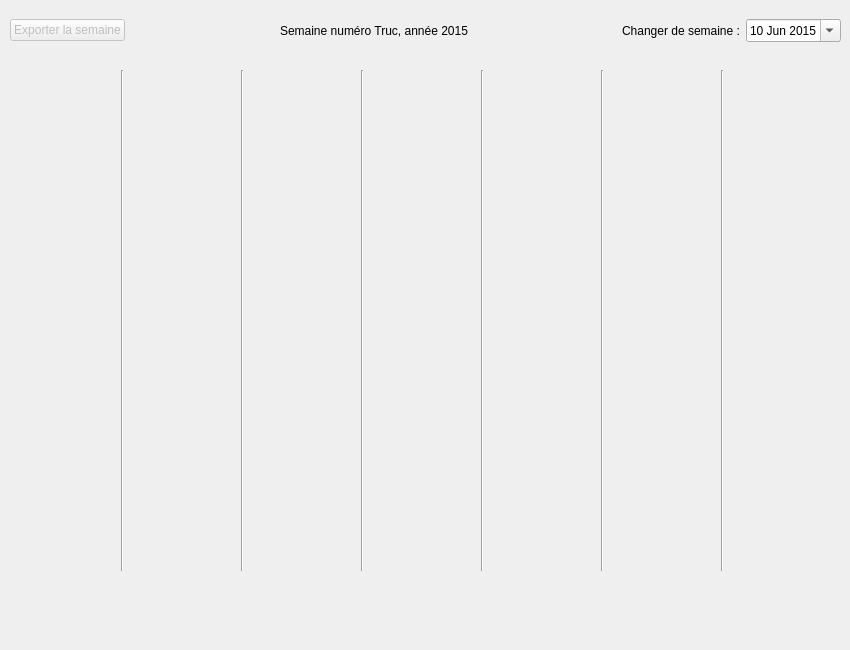
This is LO21app/agendaview.ui in mmewen/LO21 as Qt 5 draws it before an edit. The edited form follows.
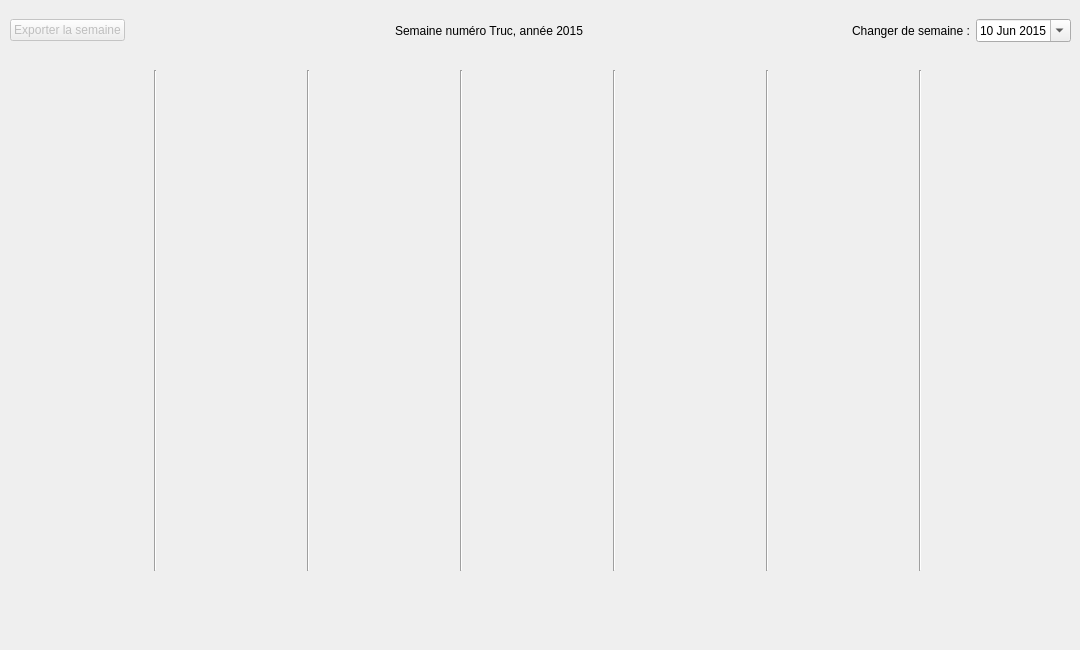
This is the edited form.

The edit to the form file:
```diff
--- a/LO21app/agendaview.ui
+++ b/LO21app/agendaview.ui
@@ -6,7 +6,7 @@
    <rect>
     <x>0</x>
     <y>0</y>
-    <width>850</width>
+    <width>1080</width>
     <height>650</height>
    </rect>
   </property>
@@ -24,7 +24,7 @@
     <rect>
      <x>10</x>
      <y>70</y>
-     <width>831</width>
+     <width>1061</width>
      <height>501</height>
     </rect>
    </property>
@@ -103,7 +103,7 @@
     <rect>
      <x>10</x>
      <y>10</y>
-     <width>831</width>
+     <width>1061</width>
      <height>41</height>
     </rect>
    </property>
```
